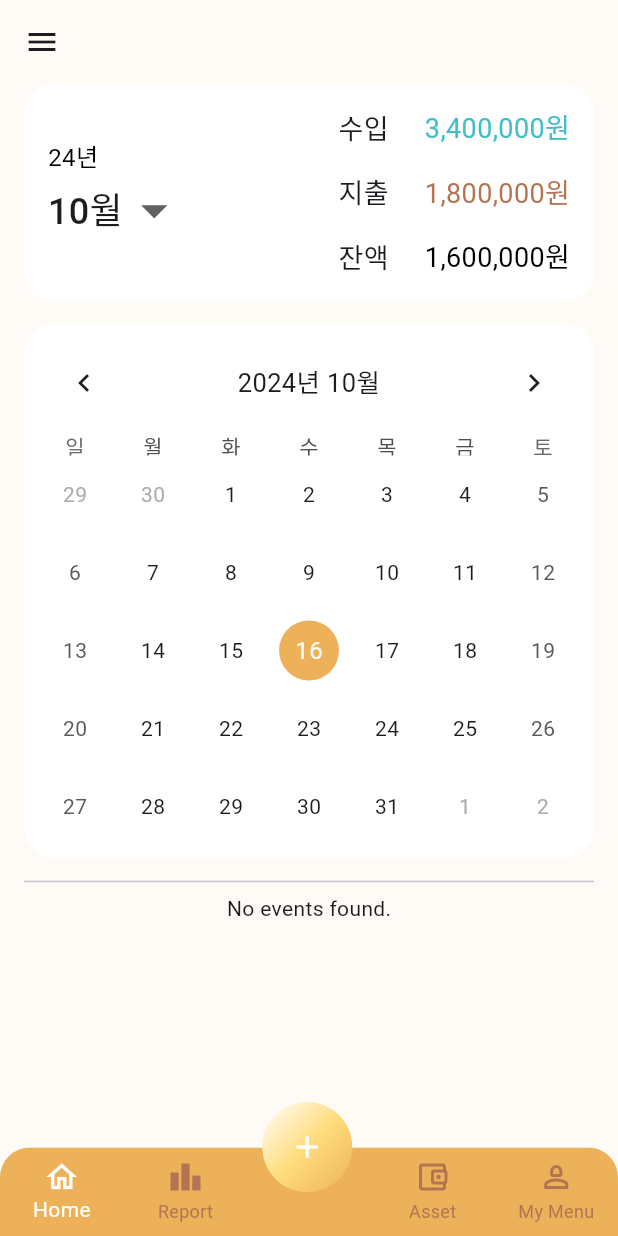
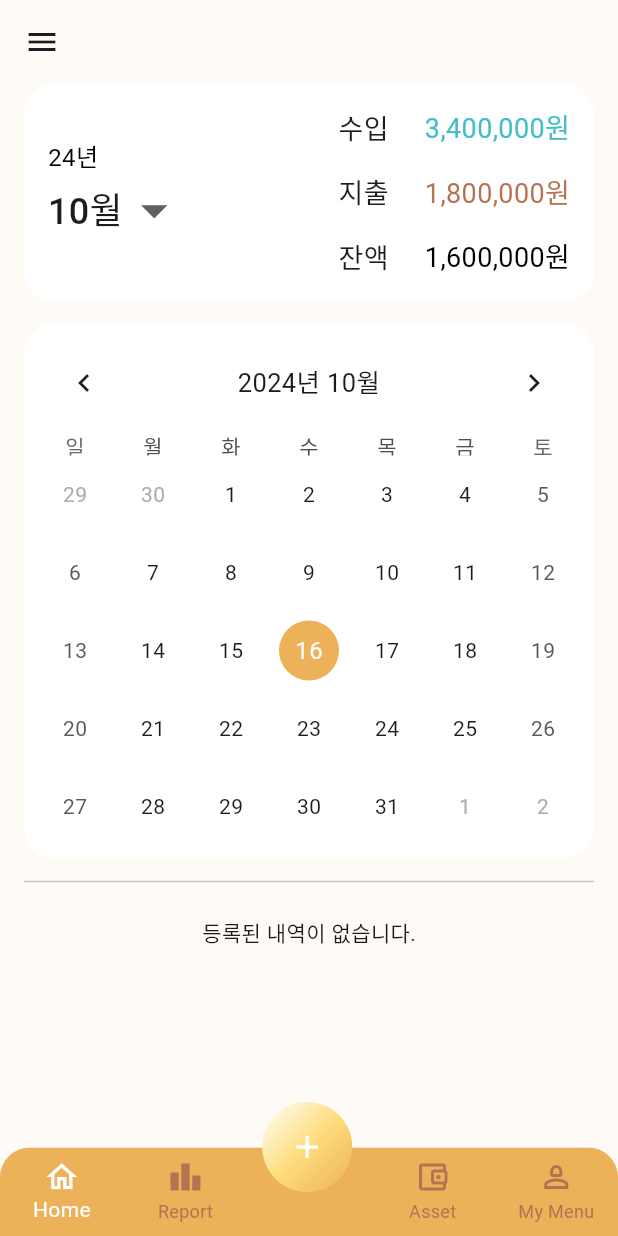
Before and after one commit to itbebop/flutter_moneybag_2024, a Flutter app: the screen it shows after launch, on a phone screen of 412 x 824 dp. Run offline on Flutter 3.47's test engine with Material 3 defaults, Android fonts, the phone set to English and light mode, and no system bars; drawn by our look-alikes of table_calendar; our stand-ins replace cloud_firestore, easy_localization, firebase_auth, firebase_core, firebase_storage, flutter_dotenv and 9 more; missing offline and left inert: kakao_flutter_sdk_user; accounts and stored records are empty; generated files the repository leaves out were written again; network calls fail.

Commit message:
style: 문구변경 및 위치 조정

```diff
--- a/lib/screen/tab/home/home_screen.dart
+++ b/lib/screen/tab/home/home_screen.dart
@@ -106,7 +106,10 @@ class _HomeScreenState extends ConsumerState<HomeScreen> {
                       valueListenable: _selectedEvents,
                       builder: (context, events, child) {
                         if (events.isEmpty) {
-                          return const Center(child: Text('No events found.'));
+                          return const Padding(
+                            padding: EdgeInsets.only(top: 16.0),
+                            child: Center(child: Text('등록된 내역이 없습니다.')),
+                          );
                         }
                         return HomeTransactionList(selectedEvents: _selectedEvents);
                       },
```
